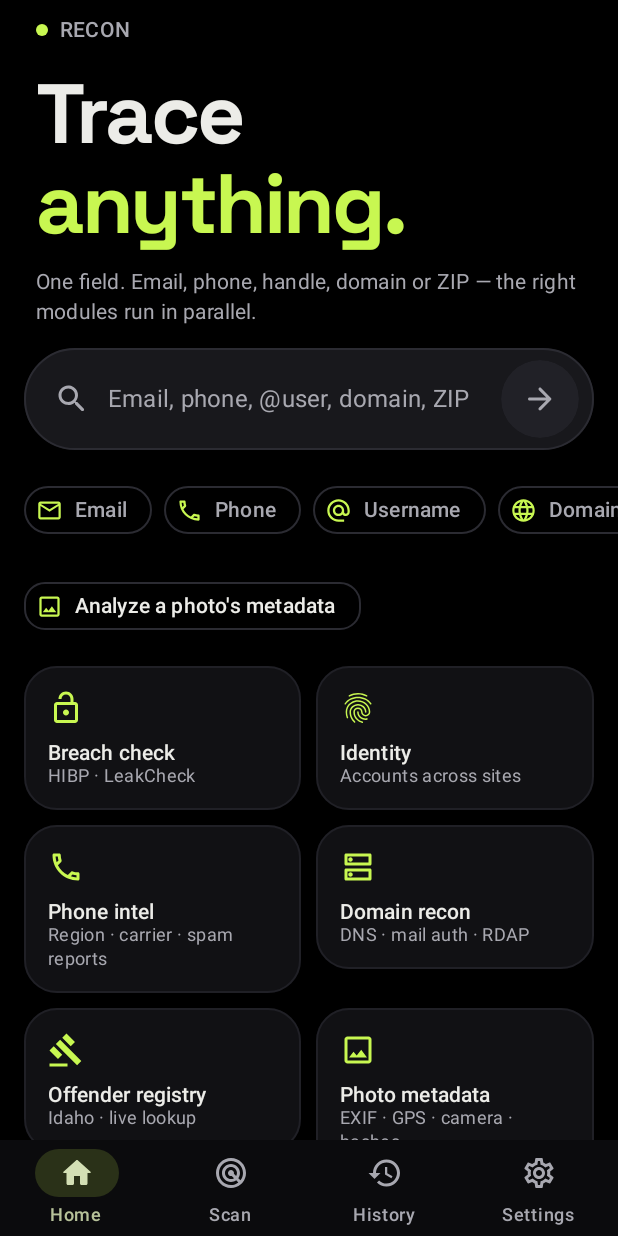
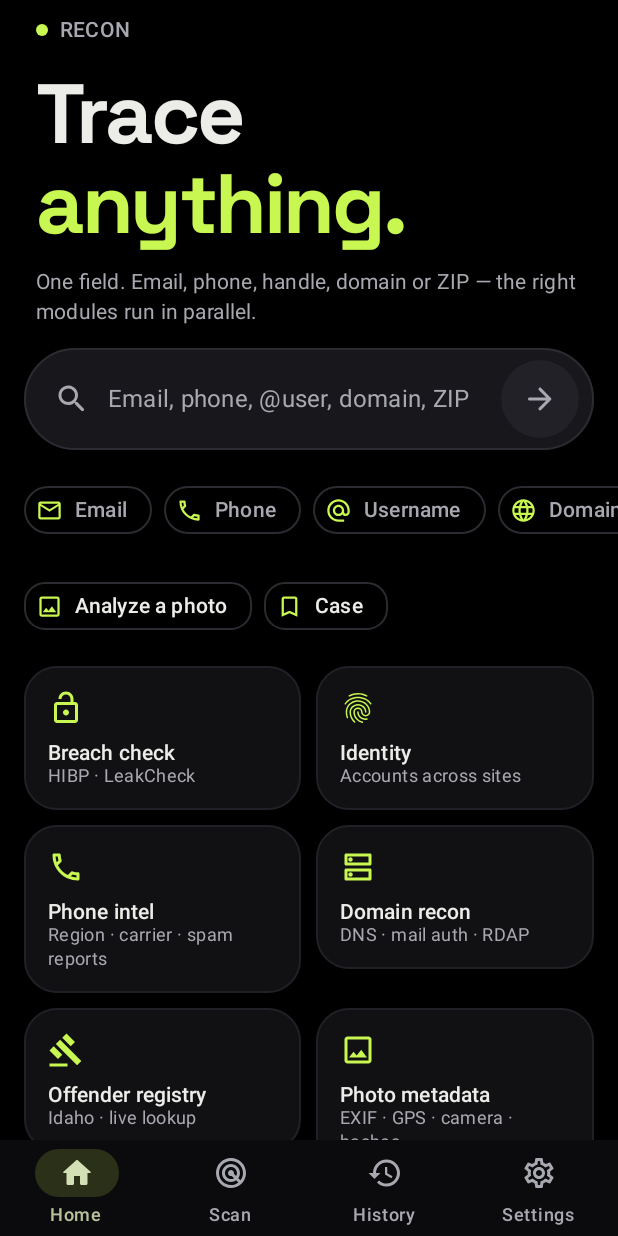
Before and after one commit to PeytonRingling/OSINT-Tool, an Android app built with Jetpack Compose: the screen it shows after launch (MainActivity), on a phone screen of 412 x 824 dp. Run offline under Robolectric (Android 15) with nearby library versions, the phone set to English and light mode, and no system bars; our stand-ins replace Dagger/Hilt's generated code, Material 3 Expressive styles (plain Material 3 is drawn), Room's generated code; pictures from the network do not load.

Commit message:
Case file: pin findings with notes, entity roll-up, Markdown/PDF/share report; Room v2 migration (case_items, watch)

```diff
--- /dev/null
+++ b/app/src/main/kotlin/vip/ringling/recon/data/CaseRepository.kt
@@ -0,0 +1,41 @@
+package vip.ringling.recon.data
+
+import java.security.MessageDigest
+import javax.inject.Inject
+import javax.inject.Singleton
+import kotlinx.coroutines.flow.Flow
+import kotlinx.coroutines.flow.map
+import kotlinx.serialization.encodeToString
+import kotlinx.serialization.json.Json
+import vip.ringling.recon.data.db.CaseDao
+import vip.ringling.recon.data.db.CaseEntity
+import vip.ringling.recon.domain.Export
+import vip.ringling.recon.domain.Finding
+
+data class CaseItem(val key: String, val finding: Finding, val note: String, val addedAt: Long)
+
+/** The user's pinned findings. On-device only; registry records are refused outright. */
+@Singleton
+class CaseRepository @Inject constructor(private val dao: CaseDao) {
+    private val json = Json { ignoreUnknownKeys = true }
+
+    val items: Flow<List<CaseItem>> = dao.all().map { l ->
+        l.mapNotNull { e -> runCatching { CaseItem(e.id, json.decodeFromString<Finding>(e.findingJson), e.note, e.addedAt) }.getOrNull() }
+    }
+
+    /** Returns false when the finding can't be saved (registry data). */
+    suspend fun add(f: Finding, now: Long = System.currentTimeMillis()): Boolean {
+        if (!Export.exportable(f)) return false
+        dao.upsert(CaseEntity(keyOf(f), json.encodeToString(f), "", now))
+        return true
+    }
+
+    suspend fun setNote(key: String, note: String) = dao.setNote(key, note)
+    suspend fun remove(key: String) = dao.delete(key)
+    suspend fun clear() = dao.clear()
+
+    companion object {
+        fun keyOf(f: Finding): String =
+            MessageDigest.getInstance("SHA-256").digest("${f.module}|${f.id}|${f.title}|${f.detail}".toByteArray()).take(12).joinToString("") { "%02x".format(it) }
+    }
+}
--- a/app/src/main/kotlin/vip/ringling/recon/data/db/HistoryDb.kt
+++ b/app/src/main/kotlin/vip/ringling/recon/data/db/HistoryDb.kt
@@ -8,6 +8,8 @@ import androidx.room.OnConflictStrategy
 import androidx.room.PrimaryKey
 import androidx.room.Query
 import androidx.room.RoomDatabase
+import androidx.room.migration.Migration
+import androidx.sqlite.db.SupportSQLiteDatabase
 import kotlinx.coroutines.flow.Flow
 import kotlinx.serialization.encodeToString
 import kotlinx.serialization.json.Json
@@ -43,9 +45,73 @@ interface ScanDao {
     suspend fun clear()
 }
 
-@Database(entities = [ScanEntity::class], version = 1, exportSchema = false)
+/** A finding the user pinned to the case, plus their note. Registry findings are never added (see [vip.ringling.recon.domain.Export.exportable]). */
+@Entity(tableName = "case_items")
+data class CaseEntity(
+    @PrimaryKey val id: String,
+    val findingJson: String,
+    val note: String,
+    val addedAt: Long,
+)
+
+/** A watched email: the background worker alerts when a new breach shows up. [knownJson] is the list of breach names already seen. */
+@Entity(tableName = "watch")
+data class WatchEntity(
+    @PrimaryKey val id: String,
+    val raw: String,
+    val type: String,
+    val knownJson: String,
+    val lastChecked: Long,
+    val lastChange: Long,
+)
+
+@Dao
+interface CaseDao {
+    @Query("SELECT * FROM case_items ORDER BY addedAt DESC")
+    fun all(): Flow<List<CaseEntity>>
+
+    @Insert(onConflict = OnConflictStrategy.REPLACE)
+    suspend fun upsert(e: CaseEntity)
+
+    @Query("UPDATE case_items SET note = :note WHERE id = :id")
+    suspend fun setNote(id: String, note: String)
+
+    @Query("DELETE FROM case_items WHERE id = :id")
+    suspend fun delete(id: String)
+
+    @Query("DELETE FROM case_items")
+    suspend fun clear()
+}
+
+@Dao
+interface WatchDao {
+    @Query("SELECT * FROM watch ORDER BY lastChecked DESC")
+    fun all(): Flow<List<WatchEntity>>
+
+    @Query("SELECT * FROM watch")
+    suspend fun snapshot(): List<WatchEntity>
+
+    @Insert(onConflict = OnConflictStrategy.REPLACE)
+    suspend fun upsert(e: WatchEntity)
+
+    @Query("DELETE FROM watch WHERE id = :id")
+    suspend fun delete(id: String)
+}
+
+@Database(entities = [ScanEntity::class, CaseEntity::class, WatchEntity::class], version = 2, exportSchema = false)
 abstract class HistoryDb : RoomDatabase() {
     abstract fun scans(): ScanDao
+    abstract fun cases(): CaseDao
+    abstract fun watches(): WatchDao
+
+    companion object {
+        val MIGRATION_1_2 = object : Migration(1, 2) {
+            override fun migrate(db: SupportSQLiteDatabase) {
+                db.execSQL("CREATE TABLE IF NOT EXISTS `case_items` (`id` TEXT NOT NULL, `findingJson` TEXT NOT NULL, `note` TEXT NOT NULL, `addedAt` INTEGER NOT NULL, PRIMARY KEY(`id`))")
+                db.execSQL("CREATE TABLE IF NOT EXISTS `watch` (`id` TEXT NOT NULL, `raw` TEXT NOT NULL, `type` TEXT NOT NULL, `knownJson` TEXT NOT NULL, `lastChecked` INTEGER NOT NULL, `lastChange` INTEGER NOT NULL, PRIMARY KEY(`id`))")
+            }
+        }
+    }
 }
 
 private val json = Json { ignoreUnknownKeys = true }
--- a/app/src/main/kotlin/vip/ringling/recon/di/NetModule.kt
+++ b/app/src/main/kotlin/vip/ringling/recon/di/NetModule.kt
@@ -19,6 +19,8 @@ object NetModule {
     @Provides @Singleton fun http(): Http = Http()
     @Provides @Singleton fun endpoints(): Endpoints = Endpoints()
     @Provides @Singleton fun db(@ApplicationContext c: Context): HistoryDb =
-        Room.databaseBuilder(c, HistoryDb::class.java, "recon.db").build()
+        Room.databaseBuilder(c, HistoryDb::class.java, "recon.db").addMigrations(HistoryDb.MIGRATION_1_2).build()
     @Provides fun scanDao(db: HistoryDb): ScanDao = db.scans()
+    @Provides fun caseDao(db: HistoryDb) = db.cases()
+    @Provides fun watchDao(db: HistoryDb) = db.watches()
 }
--- a/app/src/main/kotlin/vip/ringling/recon/ui/Actions.kt
+++ b/app/src/main/kotlin/vip/ringling/recon/ui/Actions.kt
@@ -23,10 +23,13 @@ import vip.ringling.recon.ui.detail.DetailActions
 class ReconActions(
     val detail: DetailActions,
     val exportScan: (ScanInput, List<Finding>) -> Unit,
+    /** Save arbitrary bytes through the system file picker (case reports). */
+    val saveFile: (String, ByteArray) -> Unit = { _, _ -> },
+    val shareText: (String, String) -> Unit = { _, _ -> },
 )
 
 @Composable
-fun rememberReconActions(snackbar: SnackbarHostState, onPivot: (String) -> Unit = {}): ReconActions {
+fun rememberReconActions(snackbar: SnackbarHostState, onPivot: (String) -> Unit = {}, onAddToCase: (Finding) -> Unit = {}): ReconActions {
     val context = LocalContext.current
     val scope = rememberCoroutineScope()
     val holder = remember { arrayOfNulls<String>(1) }
@@ -41,8 +44,18 @@ fun rememberReconActions(snackbar: SnackbarHostState, onPivot: (String) -> Unit
         }
     }
     fun export(name: String, json: String) { holder[0] = json; launcher.launch(name) }
+    val bytesHolder = remember { arrayOfNulls<ByteArray>(1) }
+    val bytesLauncher = rememberLauncherForActivityResult(ActivityResultContracts.CreateDocument("*/*")) { uri ->
+        val data = bytesHolder[0]
+        bytesHolder[0] = null
+        if (uri != null && data != null) {
+            val ok = runCatching { context.contentResolver.openOutputStream(uri)?.use { it.write(data) } }.isSuccess
+            scope.launch { snackbar.showSnackbar(if (ok) "Saved" else "Save failed") }
+        }
+    }
 
     val pivot by androidx.compose.runtime.rememberUpdatedState(onPivot)
+    val addToCase by androidx.compose.runtime.rememberUpdatedState(onAddToCase)
     return remember(context) {
         ReconActions(
             detail = DetailActions(
@@ -57,6 +70,7 @@ fun rememberReconActions(snackbar: SnackbarHostState, onPivot: (String) -> Unit
                 },
                 onExport = { f -> export("recon-${f.module.name.lowercase()}-${f.id.takeLast(12)}.json", Export.finding(f)) },
                 onPivot = { pivot(it) },
+                onAddToCase = { f -> addToCase(f); scope.launch { snackbar.showSnackbar("Added to case") } },
                 onOpenMap = { g ->
                     // Coordinates only: nothing about who is at this address is passed to the maps app.
                     runCatching { context.startActivity(Intent(Intent.ACTION_VIEW, "geo:${g.lat},${g.lng}?q=${g.lat},${g.lng}".toUri()).addFlags(Intent.FLAG_ACTIVITY_NEW_TASK)) }
@@ -66,6 +80,11 @@ fun rememberReconActions(snackbar: SnackbarHostState, onPivot: (String) -> Unit
                 },
             ),
             exportScan = { input, findings -> export("recon-scan-${input.type.name.lowercase()}.json", Export.scan(input, findings)) },
+            saveFile = { name, data -> bytesHolder[0] = data; bytesLauncher.launch(name) },
+            shareText = { title, text ->
+                val send = Intent(Intent.ACTION_SEND).apply { type = "text/plain"; putExtra(Intent.EXTRA_TEXT, text); putExtra(Intent.EXTRA_SUBJECT, title) }
+                context.startActivity(Intent.createChooser(send, title).addFlags(Intent.FLAG_ACTIVITY_NEW_TASK))
+            },
         )
     }
 }
--- a/app/src/main/kotlin/vip/ringling/recon/ui/MainViewModel.kt
+++ b/app/src/main/kotlin/vip/ringling/recon/ui/MainViewModel.kt
@@ -10,6 +10,7 @@ import kotlinx.coroutines.flow.SharingStarted
 import kotlinx.coroutines.flow.StateFlow
 import kotlinx.coroutines.flow.combine
 import kotlinx.coroutines.flow.first
+import kotlinx.coroutines.flow.map
 import kotlinx.coroutines.flow.flow
 import kotlinx.coroutines.flow.stateIn
 import vip.ringling.recon.data.HistoryRepository
@@ -31,7 +32,10 @@ class MainViewModel @Inject constructor(
     private val controller: ScanController,
     private val userLocation: UserLocation,
     private val updates: UpdateManager,
+    private val cases: vip.ringling.recon.data.CaseRepository,
 ) : ViewModel() {
+    fun addToCase(f: Finding) { viewModelScope.launch { cases.add(f) } }
+    val caseCount: StateFlow<Int> = cases.items.map { it.size }.stateIn(viewModelScope, SharingStarted.Eagerly, 0)
     val update: StateFlow<UpdateState> = updates.state
     fun checkForUpdateQuietly() = updates.checkQuietly()
     fun requestSearch(query: String) = controller.requestSearch(query)
--- a/app/src/main/kotlin/vip/ringling/recon/ui/ReconApp.kt
+++ b/app/src/main/kotlin/vip/ringling/recon/ui/ReconApp.kt
@@ -115,7 +115,7 @@ fun ReconApp() {
     val nav = rememberNavController()
     val snackbar = remember { SnackbarHostState() }
     val main: MainViewModel = hiltViewModel(androidx.compose.ui.platform.LocalContext.current as androidx.activity.ComponentActivity)
-    val actions = rememberReconActions(snackbar, onPivot = { q -> main.requestSearch(q); nav.goTab(Tab.HOME) })
+    val actions = rememberReconActions(snackbar, onPivot = { q -> main.requestSearch(q); nav.goTab(Tab.HOME) }, onAddToCase = main::addToCase)
     val updateState by main.update.collectAsStateWithLifecycle()
     LaunchedEffect(Unit) { main.checkForUpdateQuietly() }
     LaunchedEffect((updateState as? UpdateState.Available)?.info?.build) {
@@ -161,6 +161,23 @@ fun ReconApp() {
                         SettingsScreen(
                             st,
                             SettingsActions(vm::setTheme, vm::setDynamic, vm::setHaptics, vm::setKey, vm::clearHistory, vm::checkUpdate, vm::installUpdate, vm::dismissUpdateError, vm::setProxyMode, vm::setProxyHost, vm::setProxyPort, vm::setAppLock),
+                            contentPadding = pad,
+                        )
+                    }
+                    composable("case") {
+                        val vm: vip.ringling.recon.ui.casefile.CaseViewModel = hiltViewModel()
+                        val st by vm.state.collectAsStateWithLifecycle()
+                        val stamp = remember { java.time.LocalDate.now().toString() }
+                        vip.ringling.recon.ui.casefile.CaseScreen(
+                            st,
+                            vip.ringling.recon.ui.casefile.CaseActions(
+                                onBack = { nav.popBackStack() },
+                                onNote = vm::setNote, onRemove = vm::remove,
+                                onSearch = { q -> main.requestSearch(q); nav.goTab(Tab.HOME) },
+                                onSaveMarkdown = { actions.saveFile("recon-case-$stamp.md", vip.ringling.recon.domain.CaseReport.markdown(st.items, stamp).toByteArray()) },
+                                onSavePdf = { actions.saveFile("recon-case-$stamp.pdf", vip.ringling.recon.data.PdfWriter.fromMarkdown(vip.ringling.recon.domain.CaseReport.markdown(st.items, stamp))) },
+                                onShare = { actions.shareText("Recon case report", vip.ringling.recon.domain.CaseReport.markdown(st.items, stamp)) },
+                            ),
                             contentPadding = pad,
                         )
                     }
@@ -268,7 +285,7 @@ private fun HomeRoute(nav: NavHostController, expanded: Boolean, actions: ReconA
     androidx.compose.runtime.LaunchedEffect(hasRegistry) { if (hasRegistry && main.hasLocationPermission()) main.refreshLocation() }
     val pickPhoto = androidx.activity.compose.rememberLauncherForActivityResult(androidx.activity.result.contract.ActivityResultContracts.GetContent()) { uri -> uri?.let { vm.analyzePhoto(it.toString()) } }
     val ha = HomeActions(
-        onPickPhoto = { pickPhoto.launch("image/*") },
+        onPickPhoto = { pickPhoto.launch("image/*") }, onOpenCase = { nav.navigate("case") { launchSingleTop = true } },
         onQueryChange = vm::onQueryChange, onOverride = vm::onOverride, onSubmit = vm::submit, onStop = vm::stop,
         onFindingClick = { f -> if (expanded) vm.select(f.id) else nav.navigate("finding/${f.id}") },
         onAckRegistry = vm::ackRegistry, onRecent = vm::reuse,
--- a/app/src/main/kotlin/vip/ringling/recon/ui/detail/FindingDetail.kt
+++ b/app/src/main/kotlin/vip/ringling/recon/ui/detail/FindingDetail.kt
@@ -17,6 +17,7 @@ import androidx.compose.foundation.text.selection.SelectionContainer
 import androidx.compose.material.icons.Icons
 import androidx.compose.material.icons.automirrored.rounded.ArrowBack
 import androidx.compose.material.icons.automirrored.rounded.OpenInNew
+import androidx.compose.material.icons.rounded.BookmarkAdd
 import androidx.compose.material.icons.rounded.ContentCopy
 import androidx.compose.material.icons.rounded.Search
 import androidx.compose.foundation.clickable
@@ -62,6 +63,7 @@ data class DetailActions(
     val onOpenUrl: (String) -> Unit = {},
     val onOpenMap: (vip.ringling.recon.domain.GeoPoint) -> Unit = {},
     val onPivot: (String) -> Unit = {},
+    val onAddToCase: (Finding) -> Unit = {},
 )
 
 private fun Finding.weight() = when (severity) {
@@ -179,6 +181,9 @@ fun FindingDetail(
                 if (Export.exportable(finding)) FilledTonalButton(onClick = { actions.onExport(finding) }, Modifier.heightIn(min = 48.dp)) {
                     Icon(Icons.Rounded.FileDownload, null, Modifier.size(18.dp)); Text("Export JSON", Modifier.padding(start = 8.dp))
                 }
+                if (Export.exportable(finding)) FilledTonalButton(onClick = { actions.onAddToCase(finding) }, Modifier.heightIn(min = 48.dp)) {
+                    Icon(Icons.Rounded.BookmarkAdd, null, Modifier.size(18.dp)); Text("Add to case", Modifier.padding(start = 8.dp))
+                }
             }
         }
         item {
--- a/app/src/main/kotlin/vip/ringling/recon/ui/home/HomeScreen.kt
+++ b/app/src/main/kotlin/vip/ringling/recon/ui/home/HomeScreen.kt
@@ -17,6 +17,7 @@ import androidx.compose.foundation.lazy.LazyColumn
 import androidx.compose.foundation.lazy.LazyListState
 import androidx.compose.foundation.lazy.items
 import androidx.compose.foundation.lazy.rememberLazyListState
+import androidx.compose.material.icons.outlined.BookmarkBorder
 import androidx.compose.material.icons.outlined.Image
 import androidx.compose.material3.Icon
 import androidx.compose.material3.MaterialTheme
@@ -50,6 +51,7 @@ data class HomeUiState(
     val recents: List<ScanRecord> = emptyList(),
     val registryAck: Boolean = false,
     val selectedId: String? = null,
+    val caseCount: Int = 0,
 ) {
     val effective: InputType? get() = override ?: detected
 }
@@ -65,6 +67,7 @@ data class HomeActions(
     val onExportAll: () -> Unit = {},
     val onRequestLocation: () -> Unit = {},
     val onPickPhoto: () -> Unit = {},
+    val onOpenCase: () -> Unit = {},
 )
 
 @Composable
@@ -101,12 +104,18 @@ fun HomeScreen(
             TypeChipRow(auto = state.detected, override = state.override, onOverride = actions.onOverride)
         }
         item(key = "photo") {
-            androidx.compose.material3.AssistChip(
-                onClick = actions.onPickPhoto,
-                label = { Text("Analyze a photo's metadata") },
-                leadingIcon = { Icon(androidx.compose.material.icons.Icons.Outlined.Image, null, Modifier.size(18.dp)) },
-                modifier = Modifier.padding(horizontal = 16.dp),
-            )
+            Row(Modifier.padding(horizontal = 16.dp), horizontalArrangement = Arrangement.spacedBy(8.dp)) {
+                androidx.compose.material3.AssistChip(
+                    onClick = actions.onPickPhoto,
+                    label = { Text("Analyze a photo") },
+                    leadingIcon = { Icon(androidx.compose.material.icons.Icons.Outlined.Image, null, Modifier.size(18.dp)) },
+                )
+                androidx.compose.material3.AssistChip(
+                    onClick = actions.onOpenCase,
+                    label = { Text(if (state.caseCount > 0) "Case (${state.caseCount})" else "Case") },
+                    leadingIcon = { Icon(androidx.compose.material.icons.Icons.Outlined.BookmarkBorder, null, Modifier.size(18.dp)) },
+                )
+            }
         }
         if (session == null) {
             item(key = "modules") { ModuleTiles() }
--- a/app/src/main/kotlin/vip/ringling/recon/ui/home/HomeViewModel.kt
+++ b/app/src/main/kotlin/vip/ringling/recon/ui/home/HomeViewModel.kt
@@ -22,6 +22,7 @@ import vip.ringling.recon.domain.ScanRecord
 class HomeViewModel @Inject constructor(
     private val controller: ScanController,
     history: HistoryRepository,
+    cases: vip.ringling.recon.data.CaseRepository,
 ) : ViewModel() {
     private val query = MutableStateFlow("")
     private val override = MutableStateFlow<InputType?>(null)
@@ -41,9 +42,9 @@ class HomeViewModel @Inject constructor(
     private val selectedId = MutableStateFlow<String?>(null)
 
     val state: StateFlow<HomeUiState> = combine(
-        query, override, controller.session, history.records, combine(registryAck, selectedId) { a, s -> a to s },
-    ) { q, o, session, recents, (ack, sel) ->
-        HomeUiState(q, o, InputDetector.detect(q), session, recents, ack, sel)
+        query, override, controller.session, history.records, combine(registryAck, selectedId, cases.items) { a, s, c -> Triple(a, s, c.size) },
+    ) { q, o, session, recents, (ack, sel, caseCount) ->
+        HomeUiState(q, o, InputDetector.detect(q), session, recents, ack, sel, caseCount)
     }.stateIn(viewModelScope, SharingStarted.WhileSubscribed(5_000), HomeUiState())
 
     val selectedFinding = combine(controller.session, selectedId) { s, id -> s?.findings?.firstOrNull { it.id == id } }
```
Also changed, not shown: app/src/main/kotlin/vip/ringling/recon/data/PdfWriter.kt (added, +37 -0 lines), app/src/main/kotlin/vip/ringling/recon/domain/CaseReport.kt (added, +36 -0 lines), app/src/main/kotlin/vip/ringling/recon/ui/casefile/CaseScreen.kt (added, +129 -0 lines), app/src/main/kotlin/vip/ringling/recon/ui/casefile/CaseViewModel.kt (added, +26 -0 lines), 1 other file.
